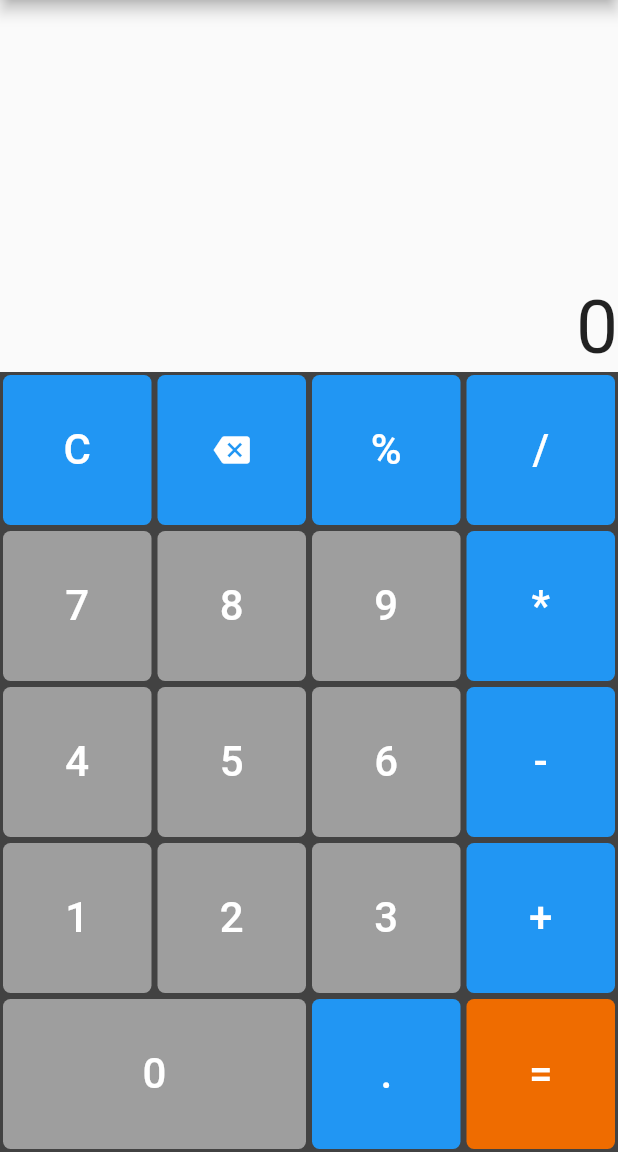
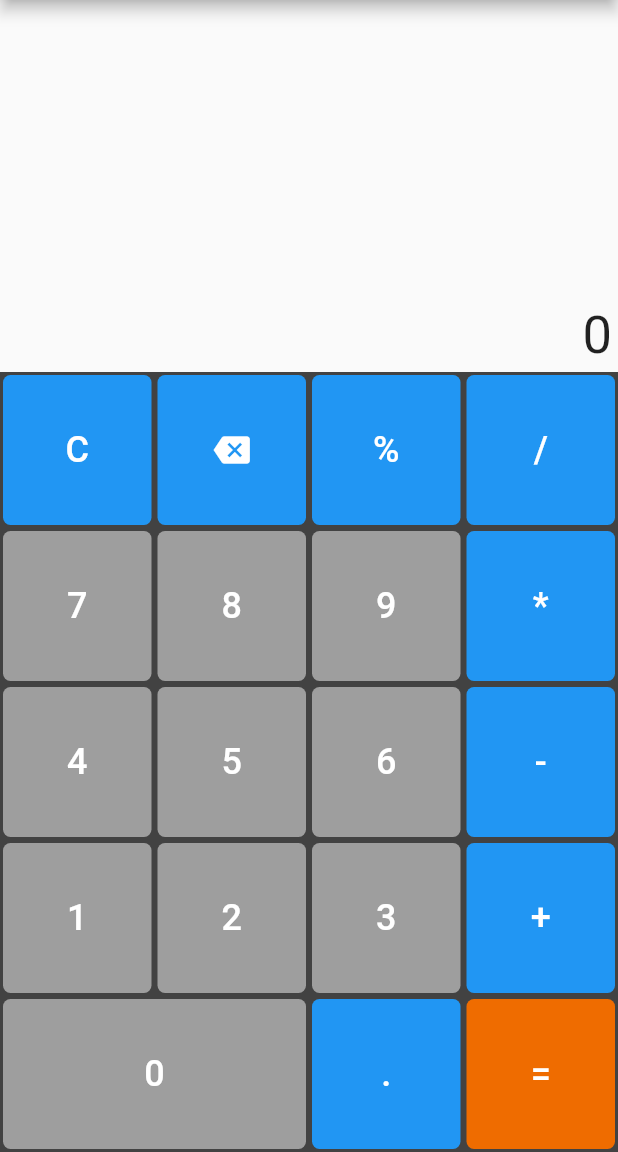
Before and after one commit to Priyank-Sharma-89/Calculator, a Flutter app: the screen it shows after launch, on a phone screen of 412 x 824 dp, the part 84-1236 px from its top. Run offline on Flutter 3.47's test engine with Material 2 defaults, Android fonts, the phone set to English and light mode, and no system bars; missing offline and left inert: function_tree.

Commit message:
Font reduced

```diff
--- a/lib/Calculator.dart
+++ b/lib/Calculator.dart
@@ -46,13 +46,9 @@ class _CalculatorState extends State<Calculator> {
   }
 
   void calculation(String _) {
-    print("inside calc");
     output = output.interpret().toString();
-    print(output);
     expressionResult = output.split('.');
     int index = expressionResult.length - 1;
-    print(expressionResult);
-    print(int.parse(expressionResult[index]).runtimeType);
     if (int.parse(expressionResult[index]) > 0) {
       output = output;
     } else {
@@ -88,12 +84,15 @@ class _CalculatorState extends State<Calculator> {
       body: Column(
         mainAxisAlignment: MainAxisAlignment.end,
         children: [
-          Align(
-            alignment: Alignment.bottomRight,
-            child: Text(
-              "$output",
-              style: TextStyle(
-                fontSize: 50,
+          Padding(
+            padding: const EdgeInsets.all(4.0),
+            child: Align(
+              alignment: Alignment.bottomRight,
+              child: Text(
+                "$output",
+                style: TextStyle(
+                  fontSize: 35,
+                ),
               ),
             ),
           ),
--- a/lib/calculation_key.dart
+++ b/lib/calculation_key.dart
@@ -25,7 +25,7 @@ class CalculationKey extends StatelessWidget {
             "$symbol",
             style: TextStyle(
               color: Colors.white,
-              fontSize: 28,
+              fontSize: 24,
             ),
           ),
           color: keyColor ?? Theme.of(context).primaryColor,
--- a/lib/numeric_key.dart
+++ b/lib/numeric_key.dart
@@ -24,7 +24,7 @@ class NumericKey extends StatelessWidget {
             "$digit",
             style: TextStyle(
               color: Colors.white,
-              fontSize: 28,
+              fontSize: 24,
             ),
           ),
           color: Theme.of(context).accentColor,
```
